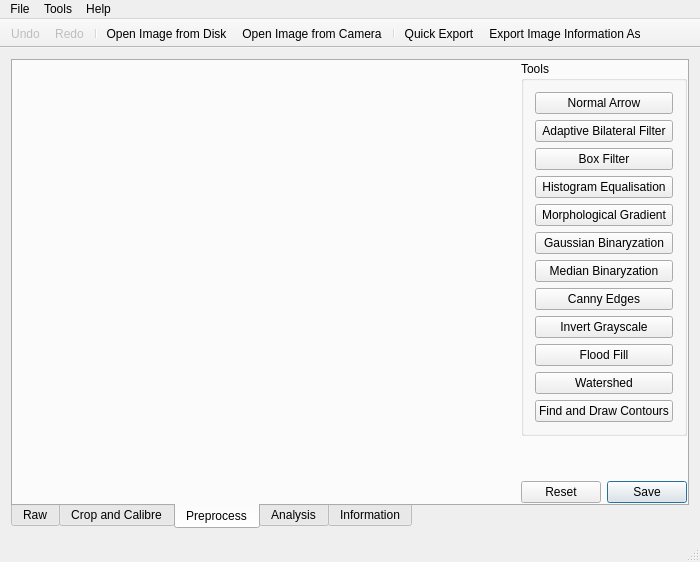
Qt form gui/mainwindow.ui (librehat/caiga) before a commit.
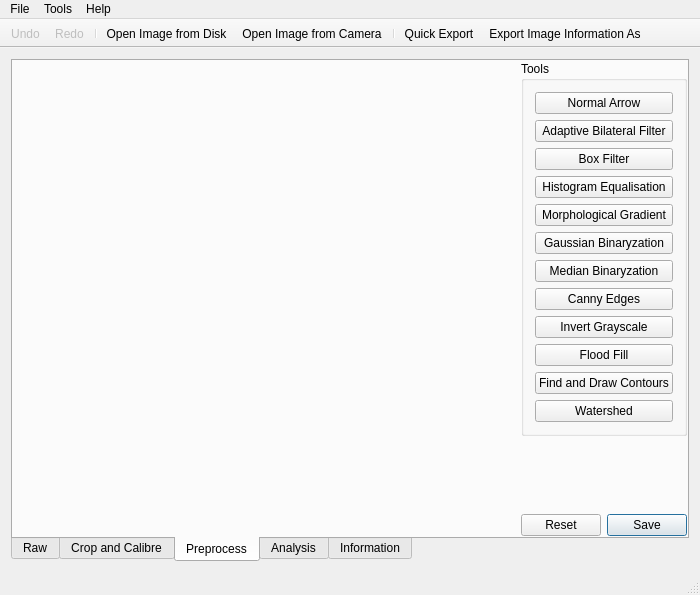
The same form after that commit. Icons and pictures are not drawn. Custom widgets are drawn as their Qt base class.

Commit message: add some remarks. change dst on watershed.

Patch:
```diff
--- a/gui/mainwindow.ui
+++ b/gui/mainwindow.ui
@@ -7,7 +7,7 @@
     <x>0</x>
     <y>0</y>
     <width>700</width>
-    <height>562</height>
+    <height>595</height>
    </rect>
   </property>
   <property name="sizePolicy">
@@ -326,13 +326,6 @@
              </property>
             </widget>
            </item>
-           <item>
-            <widget class="QPushButton" name="watershedButton">
-             <property name="text">
-              <string>Watershed</string>
-             </property>
-            </widget>
-           </item>
            <item>
             <widget class="QPushButton" name="contoursButton">
              <property name="text">
@@ -340,6 +333,13 @@
              </property>
             </widget>
            </item>
+           <item>
+            <widget class="QPushButton" name="watershedButton">
+             <property name="text">
+              <string>Watershed</string>
+             </property>
+            </widget>
+           </item>
           </layout>
          </widget>
         </item>
```
The commit also changes 1 other file.
